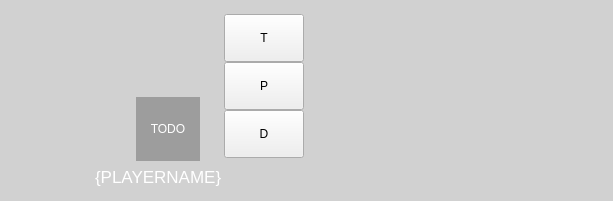
Above: branches/macjariel/client/localplayerwidget.ui from kubos741/kbang before the change. Below: the same form after it.
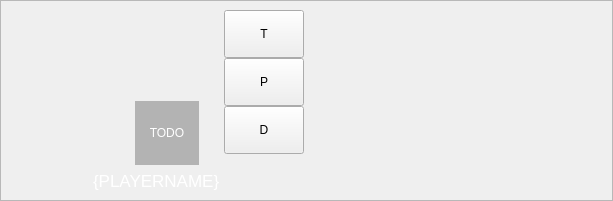
That is the form after the change. Custom widgets are drawn as their Qt base class.

Commit message: Color change in client.

The edit to the form file:
```diff
--- a/branches/macjariel/client/localplayerwidget.ui
+++ b/branches/macjariel/client/localplayerwidget.ui
@@ -42,15 +42,6 @@
        <height>0</height>
       </size>
      </property>
-     <property name="styleSheet" >
-      <string notr="true" >QFrame#mainFrame
-{
-	background-color: rgba(0,0,0,32);
-	border: 5px solid rgba(0,0,0,0);
-}
-
-</string>
-     </property>
      <property name="frameShape" >
       <enum>QFrame::StyledPanel</enum>
      </property>
@@ -360,12 +351,6 @@
   </layout>
  </widget>
  <customwidgets>
-  <customwidget>
-   <class>client::CardWidget</class>
-   <extends>QWidget</extends>
-   <header>cardwidget.h</header>
-   <container>1</container>
-  </customwidget>
   <customwidget>
    <class>client::PlayerCharacterWidget</class>
    <extends>QWidget</extends>
@@ -378,6 +363,12 @@
    <header>cardlist.h</header>
    <container>1</container>
   </customwidget>
+  <customwidget>
+   <class>client::CardWidget</class>
+   <extends>QWidget</extends>
+   <header>cardwidget.h</header>
+   <container>1</container>
+  </customwidget>
  </customwidgets>
  <resources/>
  <connections/>
```
The commit also changes 16 other files.
